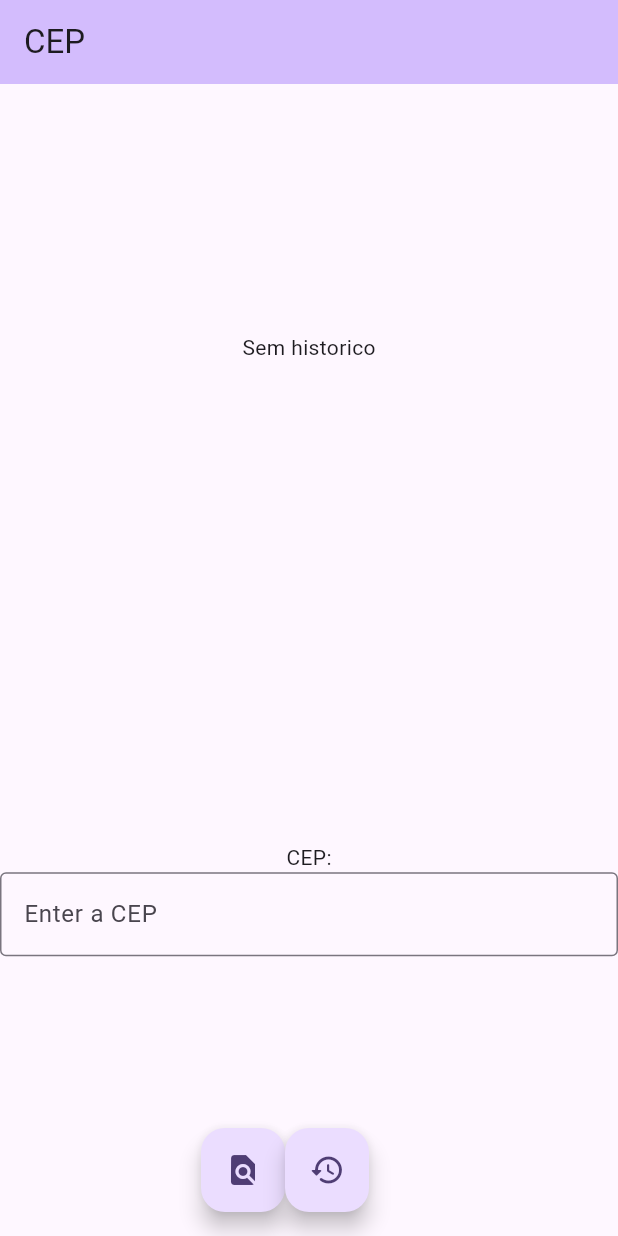
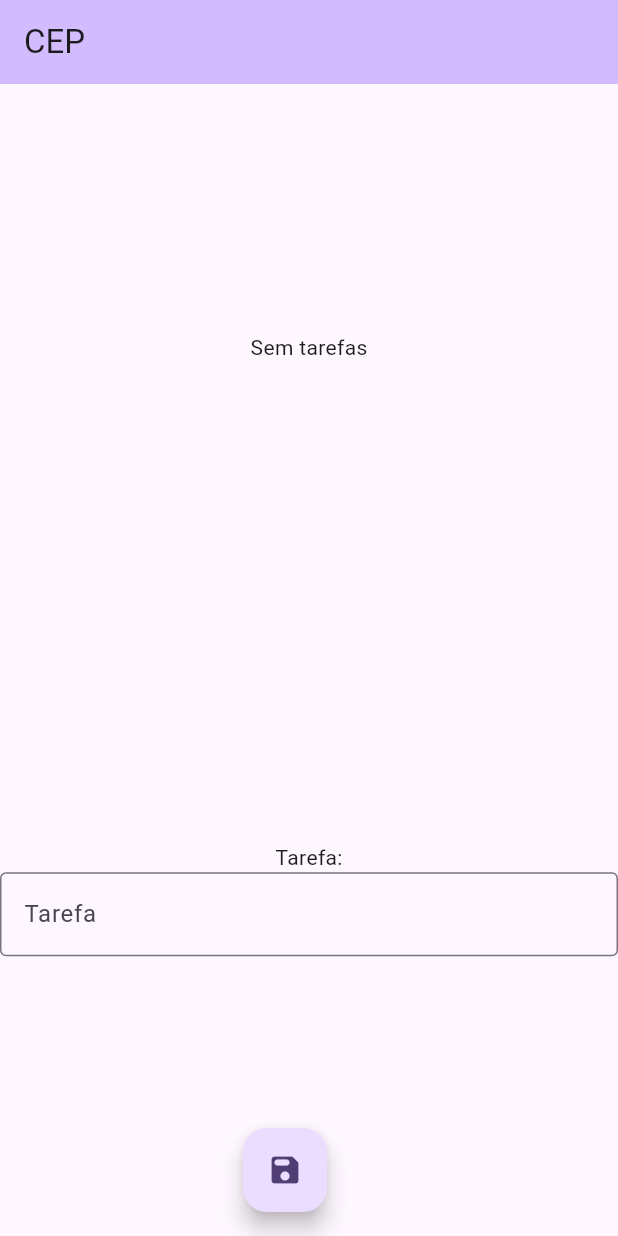
Before and after one commit to lfabianosb/flutter_application_1, a Flutter app: the screen it shows after launch, on a phone screen of 412 x 824 dp. Run offline on Flutter 3.47's test engine with Material 2 defaults, Android fonts, the phone set to English and light mode, and no system bars; our stand-ins replace dio, equatable, get_it.

Commit message:
find after save task

```diff
--- /dev/null
+++ b/lib/app_todo/domain/events/task_saved_event.dart
@@ -0,0 +1,8 @@
+import 'package:flutter_application_1/app_todo/domain/model/task.dart';
+import 'package:flutter_application_1/shared/domain/events/events.dart';
+
+class TaskSavedEvent implements IDomainEvent {
+  final Task task;
+
+  TaskSavedEvent({required this.task});
+}
--- a/lib/app_todo/infra/task_datasource.dart
+++ b/lib/app_todo/infra/task_datasource.dart
@@ -1,4 +1,4 @@
-import 'package:flutter_application_1/app_todo/domain/datasource/i_task_datasource.dart';
+import 'package:flutter_application_1/app_todo/domain/datasources/i_task_datasource.dart';
 import 'package:flutter_application_1/app_todo/domain/model/task.dart';
 import 'package:flutter_application_1/shared/domain/vo/id.dart';
 
--- a/lib/app_todo/list_tasks/list_tasks_store.dart
+++ b/lib/app_todo/list_tasks/list_tasks_store.dart
@@ -1,6 +1,6 @@
 import 'package:flutter/material.dart';
 
-import 'package:flutter_application_1/app_todo/domain/datasource/i_task_datasource.dart';
+import 'package:flutter_application_1/app_todo/domain/datasources/i_task_datasource.dart';
 import 'package:flutter_application_1/app_todo/list_tasks/list_tasks_state.dart';
 
 class ListTasksStore extends ChangeNotifier {
--- a/lib/app_todo/pages/task_page.dart
+++ b/lib/app_todo/pages/task_home_page.dart
@@ -7,14 +7,14 @@ import 'package:flutter_application_1/app_todo/list_tasks/list_tasks_store.dart'
 import 'package:flutter_application_1/app_todo/save_task/save_task_state.dart';
 import 'package:flutter_application_1/app_todo/save_task/save_task_store.dart';
 
-class TaskPage extends StatefulWidget {
-  const TaskPage({super.key});
+class TaskHomePage extends StatefulWidget {
+  const TaskHomePage({super.key});
 
   @override
-  State<TaskPage> createState() => _TaskPageState();
+  State<TaskHomePage> createState() => _TaskHomePageState();
 }
 
-class _TaskPageState extends State<TaskPage> {
+class _TaskHomePageState extends State<TaskHomePage> {
   final taskInputController = TextEditingController();
 
   @override
@@ -39,7 +39,7 @@ class _TaskPageState extends State<TaskPage> {
               if (state is InitialListTasksState) {
                 return const SizedBox(
                   height: 260,
-                  child: Text('Sem historico'),
+                  child: Text('Sem tarefas'),
                 );
               }
               if (state is ExecutingListTasksState) {
@@ -56,18 +56,21 @@ class _TaskPageState extends State<TaskPage> {
                 return SizedBox(
                   height: 260,
                   child: ListView.builder(
-                      itemCount: state.tasks.length,
-                      itemBuilder: (context, index) {
-                        return ListTile(
-                            title: Text(state.tasks[index].description));
-                      }),
+                    itemCount: state.tasks.length,
+                    itemBuilder: (context, index) {
+                      return ListTile(
+                        title: Text(
+                            '${state.tasks[index].description} - (${state.tasks[index].id.value})'),
+                      );
+                    },
+                  ),
                 );
               }
               return const Text('');
             }),
             const SizedBox(height: 80),
             const Text(
-              'CEP:',
+              'Tarefa:',
             ),
             TextField(
               controller: taskInputController,
--- a/lib/app_todo/save_task/save_task_store.dart
+++ b/lib/app_todo/save_task/save_task_store.dart
@@ -1,15 +1,19 @@
 import 'package:flutter/material.dart';
 
-import 'package:flutter_application_1/app_todo/domain/datasource/i_task_datasource.dart';
+import 'package:flutter_application_1/app_todo/domain/datasources/i_task_datasource.dart';
+import 'package:flutter_application_1/app_todo/domain/events/task_saved_event.dart';
 import 'package:flutter_application_1/app_todo/domain/model/task.dart';
 import 'package:flutter_application_1/app_todo/save_task/save_task_state.dart';
+import 'package:flutter_application_1/shared/domain/events/events.dart';
 
 class SaveTaskStore extends ChangeNotifier {
   SaveTaskState _state = InitialSaveTaskState();
   final ITaskDatasource taskDatasource;
+  final IEventBus eventBus;
 
   SaveTaskStore({
     required this.taskDatasource,
+    required this.eventBus,
   });
 
   SaveTaskState get state => _state;
@@ -20,6 +24,7 @@ class SaveTaskStore extends ChangeNotifier {
     try {
       final task = Task.create(description: description);
       await taskDatasource.save(task);
+      eventBus.fire(TaskSavedEvent(task: task));
       _state = ExecutedSaveTaskState(task: task);
     } on Exception {
       _state = ErrorSaveTaskState(
--- a/lib/main.dart
+++ b/lib/main.dart
@@ -2,7 +2,9 @@ import 'package:flutter/material.dart';
 
 import 'package:provider/provider.dart';
 
-import 'package:flutter_application_1/cep/cep_home_page.dart';
+import 'package:flutter_application_1/app_todo/list_tasks/list_tasks_store.dart';
+import 'package:flutter_application_1/app_todo/pages/task_home_page.dart';
+import 'package:flutter_application_1/app_todo/save_task/save_task_store.dart';
 import 'package:flutter_application_1/cep/consultar/consultar.dart';
 import 'package:flutter_application_1/cep/consultar_historico/consultar_historico.dart';
 import 'package:flutter_application_1/counter/counter_store.dart';
@@ -33,8 +35,12 @@ class MyApp extends StatelessWidget {
               create: (_) => getIt.get<ConsultarCepStore>()),
           ChangeNotifierProvider<ConsultarHistoricoCepStore>(
               create: (_) => getIt.get<ConsultarHistoricoCepStore>()),
+          ChangeNotifierProvider<SaveTaskStore>(
+              create: (_) => getIt.get<SaveTaskStore>()),
+          ChangeNotifierProvider<ListTasksStore>(
+              create: (_) => getIt.get<ListTasksStore>()),
         ],
-        child: const CepHomePage(),
+        child: const TaskHomePage(),
       ),
     );
   }
```
Also changed, not shown: lib/app_todo/domain/events/task_saved_event_handler.dart (added, +14 -0 lines), lib/service_locator.dart (+22 -2 lines), lib/shared/application/event_bus_controller.dart (+9 -2 lines), lib/app_todo/domain/datasources/i_task_datasource.dart (renamed from lib/app_todo/domain/datasource/i_task_datasource.dart).
